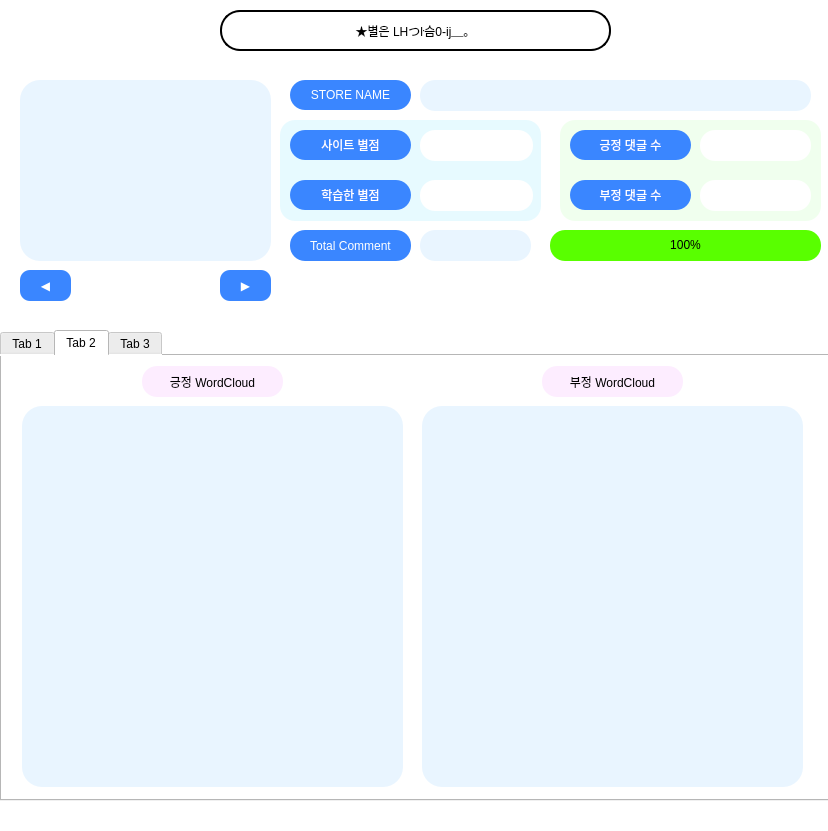
loisRK/gp_team, file content.ui: the form before one commit.
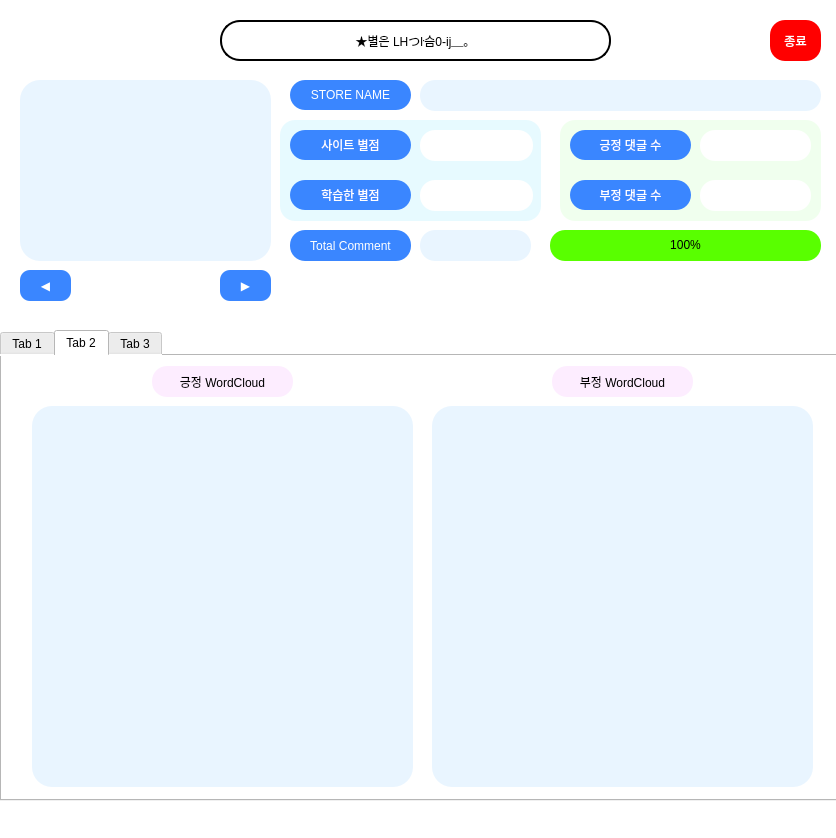
The form after the commit. The open tabs and pages were chosen to show the change.

Commit message: - UI 분리, 수정 - crawling process 코드 일부 수정 - starter.py 수정

What changed in the file:
```diff
--- a/content.ui
+++ b/content.ui
@@ -6,8 +6,8 @@
    <rect>
     <x>0</x>
     <y>0</y>
-    <width>828</width>
-    <height>831</height>
+    <width>836</width>
+    <height>838</height>
    </rect>
   </property>
   <property name="windowTitle">
@@ -106,7 +106,7 @@
    <property name="geometry">
     <rect>
      <x>220</x>
-     <y>10</y>
+     <y>20</y>
      <width>391</width>
      <height>41</height>
     </rect>
@@ -179,7 +179,7 @@
     <rect>
      <x>0</x>
      <y>330</y>
-     <width>831</width>
+     <width>841</width>
      <height>471</height>
     </rect>
    </property>
@@ -260,7 +260,7 @@
     <widget class="QGraphicsView" name="graphicsView_4">
      <property name="geometry">
       <rect>
-       <x>20</x>
+       <x>30</x>
        <y>50</y>
        <width>381</width>
        <height>381</height>
@@ -274,7 +274,7 @@
     <widget class="QLabel" name="label_12">
      <property name="geometry">
       <rect>
-       <x>140</x>
+       <x>150</x>
        <y>10</y>
        <width>141</width>
        <height>31</height>
@@ -301,7 +301,7 @@
     <widget class="QGraphicsView" name="graphicsView_5">
      <property name="geometry">
       <rect>
-       <x>420</x>
+       <x>430</x>
        <y>50</y>
        <width>381</width>
        <height>381</height>
@@ -315,7 +315,7 @@
     <widget class="QLabel" name="label_13">
      <property name="geometry">
       <rect>
-       <x>540</x>
+       <x>550</x>
        <y>10</y>
        <width>141</width>
        <height>31</height>
@@ -658,7 +658,7 @@
     <rect>
      <x>420</x>
      <y>80</y>
-     <width>391</width>
+     <width>401</width>
      <height>31</height>
     </rect>
    </property>
@@ -702,6 +702,27 @@
     <set>Qt::AlignCenter</set>
    </property>
   </widget>
+  <widget class="QPushButton" name="pushButton_3">
+   <property name="geometry">
+    <rect>
+     <x>770</x>
+     <y>20</y>
+     <width>51</width>
+     <height>41</height>
+    </rect>
+   </property>
+   <property name="styleSheet">
+    <string notr="true">
+font: 10pt &quot;Consolas&quot;;
+font: 75 9pt &quot;나눔고딕 ExtraBold&quot;;
+color: white;
+	background-color: rgb(255, 0, 0);
+	border-radius: 15px;</string>
+   </property>
+   <property name="text">
+    <string>종료</string>
+   </property>
+  </widget>
  </widget>
  <resources/>
  <connections/>
```
Left out of the diff: 14 changed lines with no effect on the pictures. The commit also changes 3 other files.
